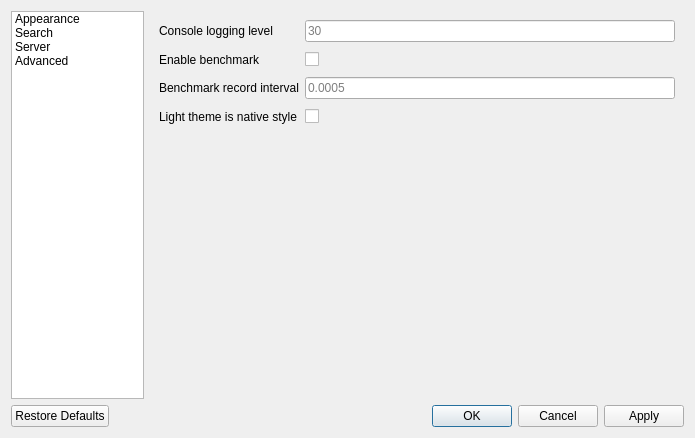
First picture: the form in cutelog/resources/ui/settings_dialog.ui, repository busimus/cutelog, before the edit.
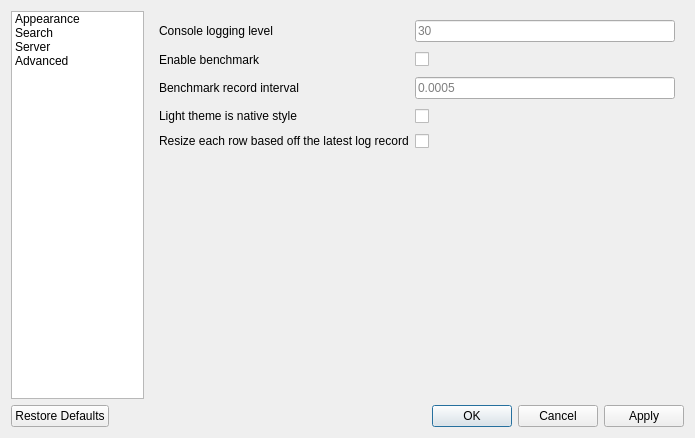
Second picture: the form after the edit. The open tabs and pages were chosen to show the change.

Commit message:
Add an option to not resize rows upon each new log record
This gives me a ~7..10% performance bump without really much issue.

Default behavior matches what it was before

```diff
--- a/cutelog/resources/ui/settings_dialog.ui
+++ b/cutelog/resources/ui/settings_dialog.ui
@@ -614,8 +614,8 @@
          </property>
         </widget>
        </item>
-       <item row="4" column="0" colspan="2">
-        <spacer name="verticalSpacer_4">
+       <item row="5" column="0" colspan="2">
+        <spacer name="verticalSpacer_5">
          <property name="orientation">
           <enum>Qt::Vertical</enum>
          </property>
@@ -656,7 +656,7 @@
        <item row="3" column="0">
         <widget class="QLabel" name="lightThemeNativeLabel">
          <property name="sizePolicy">
-          <sizepolicy hsizetype="Maximum" vsizetype="Preferred">
+          <sizepolicy hsizetype="Ignored" vsizetype="Fixed">
            <horstretch>0</horstretch>
            <verstretch>0</verstretch>
           </sizepolicy>
@@ -666,6 +666,19 @@
          </property>
         </widget>
        </item>
+       <item row="4" column="0">
+        <widget class="QLabel" name="resizeRowOnAddLabel">
+         <property name="sizePolicy">
+          <sizepolicy hsizetype="Maximum" vsizetype="Fixed">
+           <horstretch>0</horstretch>
+           <verstretch>0</verstretch>
+          </sizepolicy>
+         </property>
+         <property name="text">
+          <string>Resize each row based off the latest log record</string>
+         </property>
+        </widget>
+       </item>
        <item row="2" column="1">
         <widget class="QLineEdit" name="benchmarkIntervalLine">
          <property name="sizePolicy">
@@ -693,6 +706,10 @@
          </property>
         </widget>
        </item>
+       <item row="4" column="1">
+        <widget class="QCheckBox" name="resizeRowOnAdd">
+        </widget>
+       </item>
       </layout>
      </widget>
     </widget>
```
The commit also changes 3 other files.
